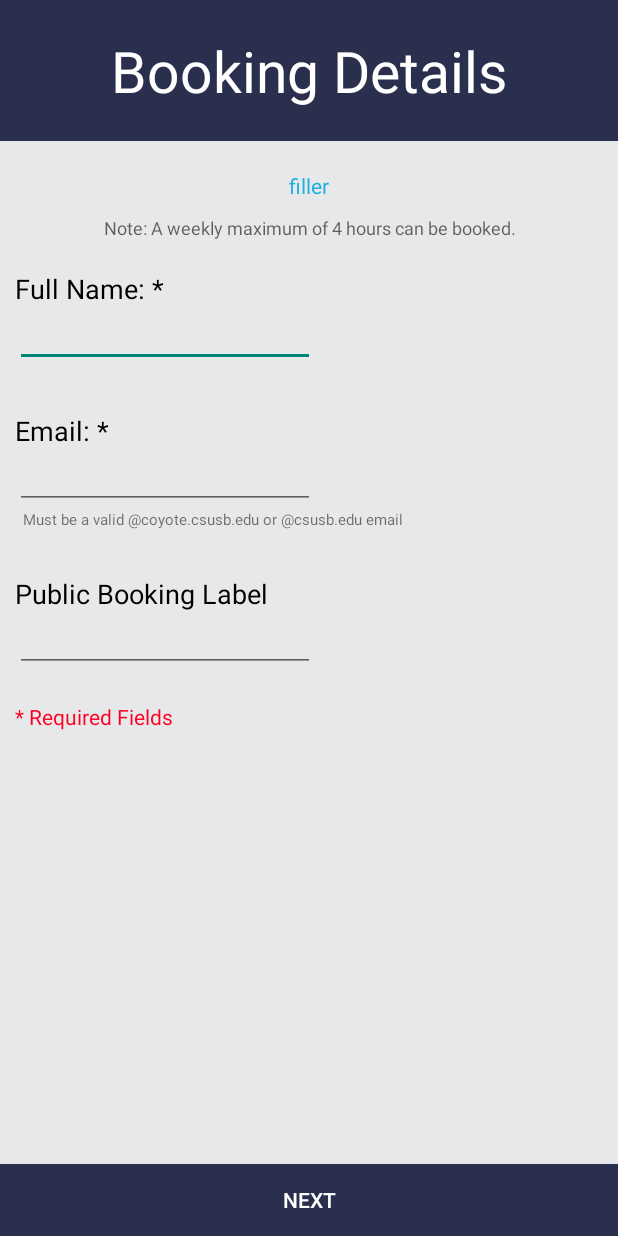
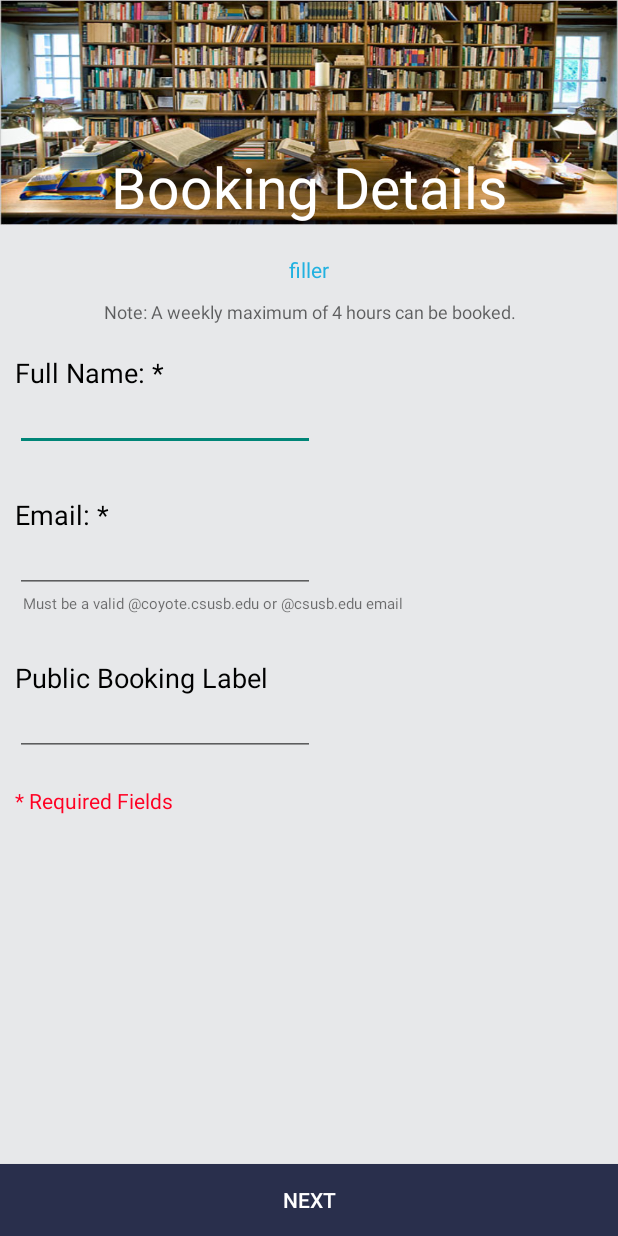
Before and after one commit to hashtagmike24/LibrarySpace, an Android app: the BookingActivity screen opened directly, with no data from a screen before it, on a phone screen of 412 x 824 dp. Run offline under Robolectric (Android 15) with nearby library versions, the phone set to English and light mode, and no system bars.

Commit message:
images to the title name

```diff
--- a/LibrarySpace/app/src/main/res/layout/activity_booking.xml
+++ b/LibrarySpace/app/src/main/res/layout/activity_booking.xml
@@ -8,15 +8,17 @@
     android:gravity="top">
     <TextView
         android:layout_width="match_parent"
-        android:layout_height="94dp"
+        android:layout_height="150dp"
         android:textAppearance="?android:attr/textAppearanceLarge"
         android:text="Booking Details"
         android:id="@+id/bookingHeader"
         android:layout_gravity="center_horizontal"
-        android:background="#ff292f4c"
+        android:background="@drawable/library_30043"
         android:textColor="#ffffffff"
-        android:gravity="center"
-        android:textSize="38sp" />
+        android:gravity="center|bottom"
+        android:textSize="38sp"
+        android:layout_alignParentRight="true"
+        android:layout_alignParentEnd="true" />
 
     <TextView
         android:layout_width="match_parent"
```
Also changed, not shown: LibrarySpace/app/src/main/java/edu/csusb/libraryspace/MultimediaActivity.java (+84 -2 lines), LibrarySpace/app/src/main/res/layout/activity_conditions.xml (+8 -5 lines), LibrarySpace/app/src/main/res/drawable-mdpi/library_30043.png (added), LibrarySpace/app/src/main/res/drawable/library.png (added), 1 other file.
